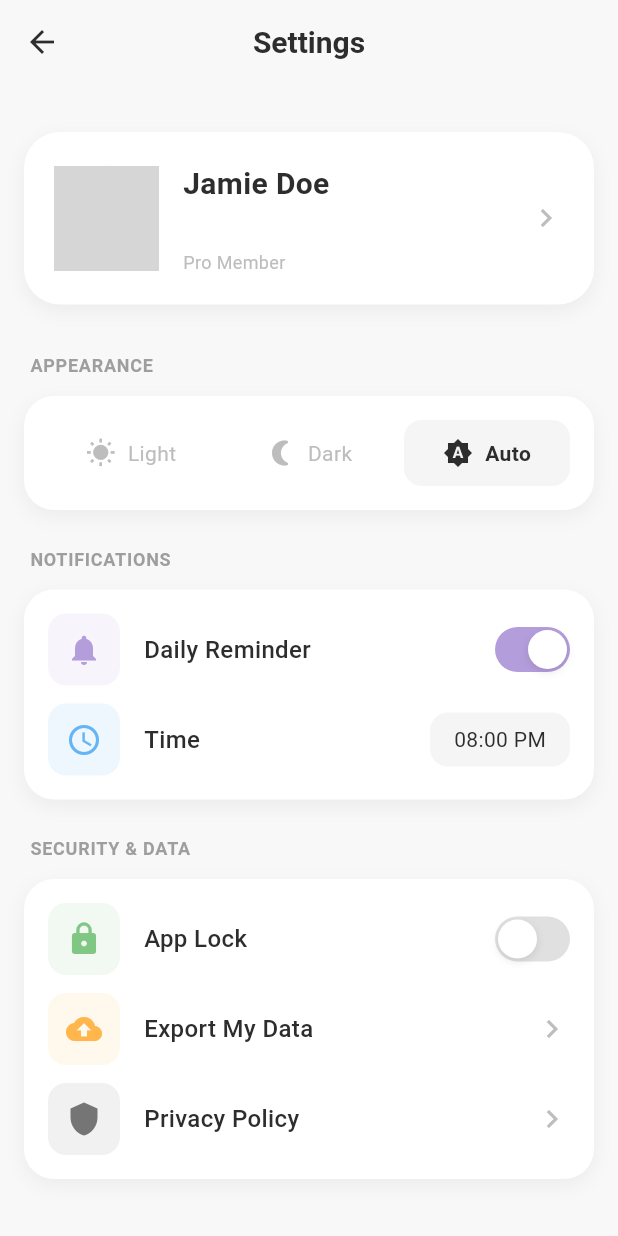
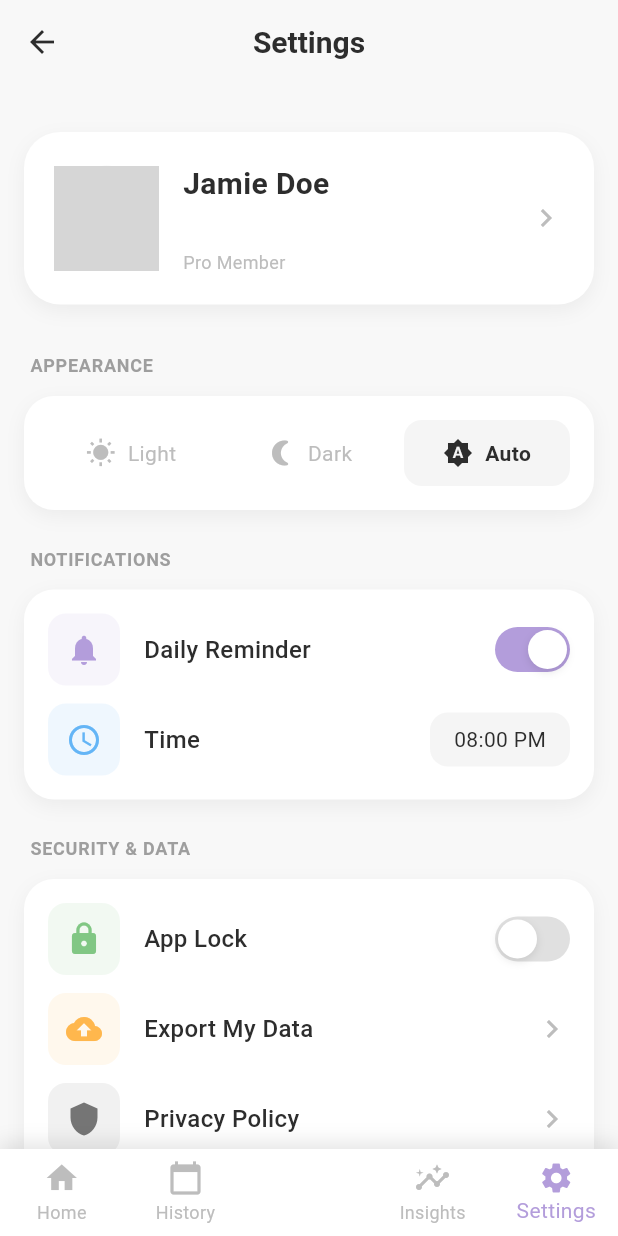
Before and after one commit to loczus887/moodJar, a Flutter app: the screen it shows once a user with an empty profile is signed in, after a tap on the "person" icon, on a phone screen of 412 x 824 dp. Run offline on Flutter 3.47's test engine with Material 3 defaults, Android fonts, the phone set to English and light mode, and no system bars; our stand-ins replace cloud_firestore, equatable, firebase_auth, firebase_core, flutter_bloc, shared_preferences; accounts and stored records are empty; generated files the repository leaves out were written again; grey boxes are pictures that could not be loaded.

Commit message:
Persist user settings for "Daily Reminder," "App Lock," and theme mode using `shared_preferences`.

```diff
--- a/lib/bloc/theme_cubit/theme_cubit.dart
+++ b/lib/bloc/theme_cubit/theme_cubit.dart
@@ -1,8 +1,23 @@
 import 'package:flutter/material.dart';
 import 'package:flutter_bloc/flutter_bloc.dart';
+import 'package:shared_preferences/shared_preferences.dart';
 
 class ThemeCubit extends Cubit<ThemeMode> {
-  ThemeCubit() : super(ThemeMode.system);
+  ThemeCubit() : super(ThemeMode.system) {
+    _loadTheme();
+  }
 
-  void updateTheme(ThemeMode themeMode) => emit(themeMode);
+  Future<void> _loadTheme() async {
+    final prefs = await SharedPreferences.getInstance();
+    final themeIndex = prefs.getInt('theme_mode');
+    if (themeIndex != null) {
+      emit(ThemeMode.values[themeIndex]);
+    }
+  }
+
+  Future<void> updateTheme(ThemeMode themeMode) async {
+    emit(themeMode);
+    final prefs = await SharedPreferences.getInstance();
+    await prefs.setInt('theme_mode', themeMode.index);
+  }
 }
--- a/lib/pages/profile_screen.dart
+++ b/lib/pages/profile_screen.dart
@@ -1,5 +1,6 @@
 import 'package:flutter/material.dart';
 import 'package:flutter_bloc/flutter_bloc.dart';
+import 'package:shared_preferences/shared_preferences.dart';
 import '../bloc/auth_bloc/auth_bloc.dart';
 import '../bloc/theme_cubit/theme_cubit.dart';
 import '../widgets/custom_navigation_bar.dart';
@@ -15,6 +16,25 @@ class _ProfileScreenState extends State<ProfileScreen> {
   int _selectedIndex = 4; // Settings index
   bool _dailyReminder = true;
   bool _appLock = false;
+
+  @override
+  void initState() {
+    super.initState();
+    _loadSettings();
+  }
+
+  Future<void> _loadSettings() async {
+    final prefs = await SharedPreferences.getInstance();
+    setState(() {
+      _dailyReminder = prefs.getBool('daily_reminder') ?? true;
+      _appLock = prefs.getBool('app_lock') ?? false;
+    });
+  }
+
+  Future<void> _saveSetting(String key, bool value) async {
+    final prefs = await SharedPreferences.getInstance();
+    await prefs.setBool(key, value);
+  }
 
   void _onItemTapped(int index) {
     setState(() {
@@ -180,6 +200,7 @@ class _ProfileScreenState extends State<ProfileScreen> {
                     setState(() {
                       _dailyReminder = val;
                     });
+                    _saveSetting('daily_reminder', val);
                   }),
                 ),
                 const SizedBox(height: 12),
@@ -215,6 +236,7 @@ class _ProfileScreenState extends State<ProfileScreen> {
                     setState(() {
                       _appLock = val;
                     });
+                    _saveSetting('app_lock', val);
                   }),
                 ),
                 const SizedBox(height: 12),
@@ -276,6 +298,10 @@ class _ProfileScreenState extends State<ProfileScreen> {
             ],
           ),
         ),
+      ),
+      bottomNavigationBar: CustomNavigationBar(
+        currentIndex: _selectedIndex,
+        onTap: _onItemTapped,
       ),
     );
   }
--- a/pubspec.yaml
+++ b/pubspec.yaml
@@ -40,6 +40,7 @@ dependencies:
   equatable: ^2.0.8
   uuid: ^4.5.2
   firebase_auth: ^6.1.3
+  shared_preferences: ^2.2.2
 
 dev_dependencies:
   flutter_test:
```
Also changed, not shown: pubspec.lock.
